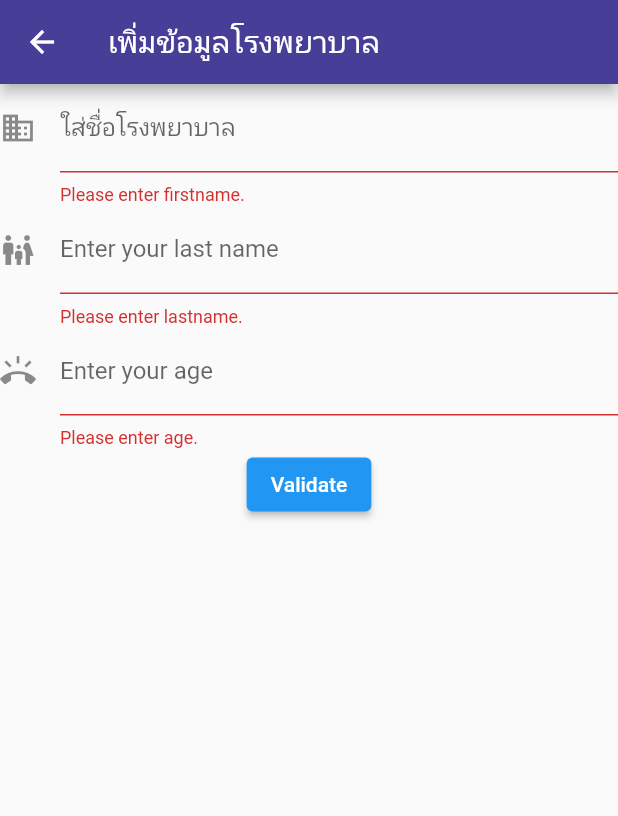
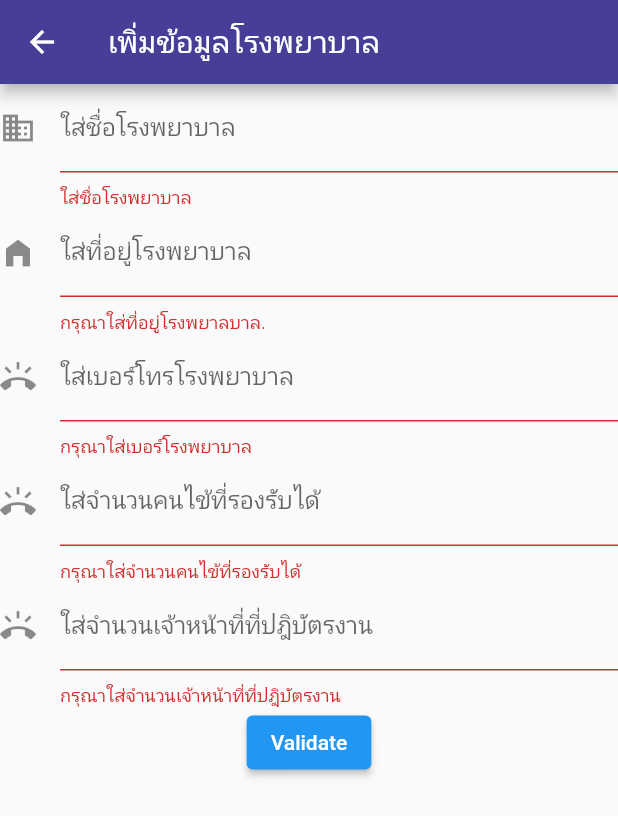
Before and after one commit to is767-1-2021/orapan, a Flutter app: the HostpitalInfoScreen screen opened directly, after a tap on "Validate", on a phone screen of 412 x 824 dp. Shown: the top 816 px of the screen. Run offline on Flutter 3.47's test engine with Material 2 defaults, Android fonts, the phone set to English and light mode, and no system bars; project files that could hold a hidden picture were left out.

Commit message:
team_app

```diff
--- a/team_app/lib/pages/hostpital_info_page.dart
+++ b/team_app/lib/pages/hostpital_info_page.dart
@@ -19,9 +19,11 @@ class MyCustomForm extends StatefulWidget{
 
 class _MyCustomFormState extends State<MyCustomForm> {
   final _formKey = GlobalKey<FormState> ();
-  String? _firstName;
-  String? _lastName;
-  int? _age;
+  String? _hospitalName;
+  String? _addressName;
+  String? _phoneNumber;
+  int? _numberPatient;
+  int? _numberStaff;
 
   @override
   Widget build(BuildContext context) {
@@ -37,61 +39,85 @@ class _MyCustomFormState extends State<MyCustomForm> {
                ),
                validator: (value) {
                  if (value == null || value.isEmpty) {
-                    return 'Please enter firstname.' ;
+                    return 'ใส่ชื่อโรงพยาบาล' ;
                  }
 
                   return null;
                },
                onSaved: (value){
-                 _firstName = value;
+                 _hospitalName = value;
                },
              ),
             TextFormField(
               decoration:  InputDecoration(
                 border: UnderlineInputBorder (),
-                labelText: 'Enter your last name ',
-                icon: Icon(Icons.family_restroom),
+                labelText: 'ใส่ที่อยู่โรงพยาบาล',
+                icon: Icon(Icons.home_filled),
               ),
               validator: (value) {
                 if (value == null || value.isEmpty) {
-                  return 'Please enter lastname.';
+                  return 'กรุณาใส่ที่อยู่โรงพยาลบาล.';
               }
 
                  return  null ;
                 },
                 onSaved: (value) {
-                  _lastName = value;
+                  _addressName = value;
                 },
               ),
               TextFormField(
                decoration: InputDecoration(
                   border: UnderlineInputBorder (),
-                  labelText: 'Enter your age',
+                  labelText: 'ใส่เบอร์โทรโรงพยาบาล',
                   icon: Icon(Icons.ring_volume),
                ),
                validator: (value) {
                  if (value == null || value.isEmpty) {
-                    return 'Please enter age.';
-                 }
-
-                  if (int.parse(value) < 18) {
-                     return 'Please enter valid age.';
+                    return 'กรุณาใส่เบอร์โรงพยาบาล';
                   }
-
                   return null;
                 },
                 onSaved: (value){
-                  _age = int.parse(value!);
+                  _phoneNumber = value;
+                },
+              ),
+              TextFormField(
+               decoration: InputDecoration(
+                  border: UnderlineInputBorder (),
+                  labelText: 'ใส่จำนวนคนไข้ที่รองรับได้',
+                  icon: Icon(Icons.ring_volume),
+               ),
+               validator: (value) {
+                 if (value == null || value.isEmpty) {
+                    return 'กรุณาใส่จำนวนคนไข้ที่รองรับได้';
+                  }
+                  return null;
+                },
+                onSaved: (value){
+                  _numberPatient = int.parse(value!);
+                },
+              ),
+               TextFormField(
+               decoration: InputDecoration(
+                  border: UnderlineInputBorder (),
+                  labelText: 'ใส่จำนวนเจ้าหน้าที่ที่ปฎิบัตรงาน',
+                  icon: Icon(Icons.ring_volume),
+               ),
+               validator: (value) {
+                 if (value == null || value.isEmpty) {
+                    return 'กรุณาใส่จำนวนเจ้าหน้าที่ที่ปฎิบัตรงาน';
+                  }
+                  return null;
+                },
+                onSaved: (value){
+                  _numberStaff = int.parse(value!);
                 },
               ),
               ElevatedButton(
                 onPressed: () {
                    if (_formKey.currentState!.validate()) {
                      _formKey.currentState!.save();
-
-                     var response = 'Hoorayyy = $_firstName $_lastName $_age';
-
-                     Navigator.pop(context,response);
+                     Navigator.pop(context);
                    }
                 },
                 child : Text('Validate'),
```
Also changed, not shown: first_app/assets/popcat3.png (added), first_app/pubspec.lock.
